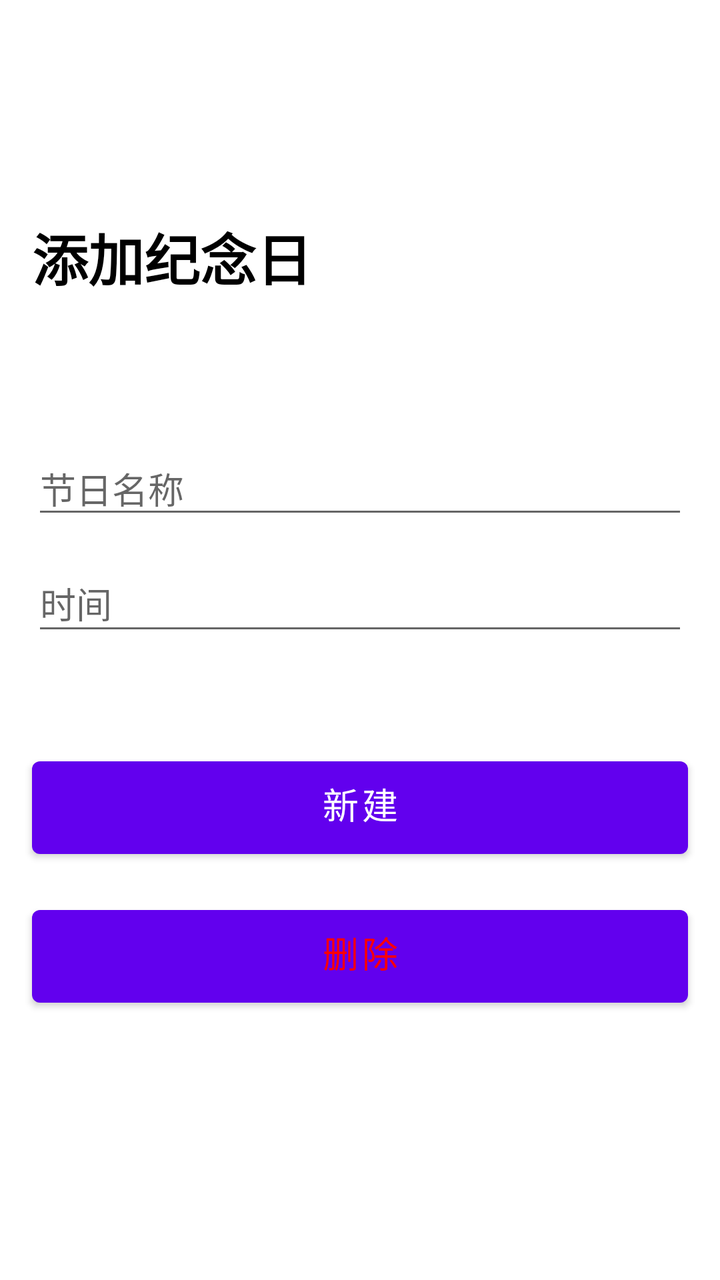
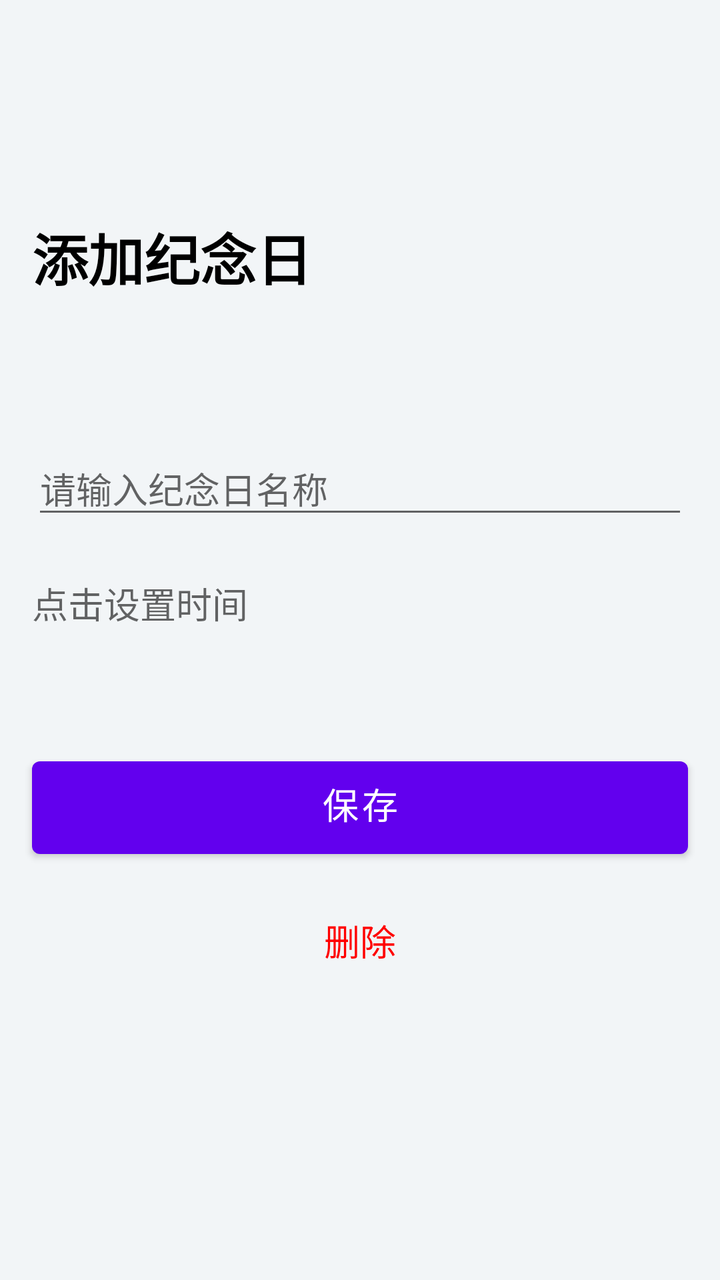

Screens rendered from an Android XML layout before and after an edit, with the pre-edit source and the edit as a unified diff.
<!-- AndroidManifest.xml: application theme Theme.MemorialDay -->
<!-- res/layout/activity_add_edit_memorial_day.xml -->
<?xml version="1.0" encoding="utf-8"?>
<ScrollView xmlns:android="http://schemas.android.com/apk/res/android"
    android:layout_width="match_parent"
    android:layout_height="match_parent">

    <androidx.appcompat.widget.LinearLayoutCompat
        android:layout_width="match_parent"
        android:layout_height="wrap_content"
        android:orientation="vertical"
        android:paddingBottom="36dp">

        <androidx.appcompat.widget.Toolbar
            android:id="@+id/toolbar"
            android:layout_width="match_parent"
            android:layout_height="wrap_content"/>

        <TextView
            android:layout_marginTop="52dp"
            android:id="@+id/pageTitle"
            android:layout_width="match_parent"
            android:layout_height="wrap_content"
            android:layout_marginStart="16dp"
            android:layout_marginEnd="16dp"
            android:text="添加纪念日"
            android:textColor="@color/black"
            android:textSize="28sp"
            android:textStyle="bold" />

        <EditText
            android:id="@+id/title"
            android:layout_width="match_parent"
            android:layout_height="wrap_content"
            android:layout_marginStart="16dp"
            android:layout_marginTop="72dp"
            android:layout_marginEnd="16dp"
            android:hint="节日名称"
            android:textSize="18sp" />

        <EditText
            android:id="@+id/time"
            android:layout_width="match_parent"
            android:layout_height="wrap_content"
            android:layout_marginStart="16dp"
            android:layout_marginTop="16dp"
            android:editable="false"
            android:layout_marginEnd="16dp"
            android:hint="时间"
            android:paddingTop="8dp"
            android:paddingBottom="8dp"
            android:textSize="18sp" />

        <Button
            android:id="@+id/save"
            android:layout_width="match_parent"
            android:layout_height="wrap_content"
            android:layout_marginStart="16dp"
            android:layout_marginTop="52dp"
            android:layout_marginEnd="16dp"
            android:paddingTop="8dp"
            android:paddingBottom="12dp"
            android:text="新建"
            android:textSize="18sp" />

        <Button
            android:id="@+id/delete"
            android:layout_width="match_parent"
            android:layout_height="wrap_content"
            android:layout_marginStart="16dp"
            android:layout_marginTop="16dp"
            android:layout_marginEnd="16dp"
            android:paddingTop="8dp"
            android:paddingBottom="12dp"
            android:textColor="#FF0000"
            android:text="删除"
            android:textSize="18sp" />

    </androidx.appcompat.widget.LinearLayoutCompat>

</ScrollView>
<!-- resources referenced by this layout -->
<resources>
  <color name="black">#FF000000</color>
  <style name="Theme.MemorialDay" parent="Theme.MaterialComponents.Light.NoActionBar" />
</resources>

<!-- the commit's change to res/layout/activity_add_edit_memorial_day.xml (unified diff, before → after) -->
@@ -1,6 +1,7 @@
 <?xml version="1.0" encoding="utf-8"?>
 <ScrollView xmlns:android="http://schemas.android.com/apk/res/android"
     android:layout_width="match_parent"
+    android:background="#F2F5F7"
     android:layout_height="match_parent">
 
     <androidx.appcompat.widget.LinearLayoutCompat
@@ -33,10 +34,10 @@
             android:layout_marginStart="16dp"
             android:layout_marginTop="72dp"
             android:layout_marginEnd="16dp"
-            android:hint="节日名称"
+            android:hint="请输入纪念日名称"
             android:textSize="18sp" />
 
-        <EditText
+        <TextView
             android:id="@+id/time"
             android:layout_width="match_parent"
             android:layout_height="wrap_content"
@@ -44,7 +45,7 @@
             android:layout_marginTop="16dp"
             android:editable="false"
             android:layout_marginEnd="16dp"
-            android:hint="时间"
+            android:hint="点击设置时间"
             android:paddingTop="8dp"
             android:paddingBottom="8dp"
             android:textSize="18sp" />
@@ -58,10 +59,10 @@
             android:layout_marginEnd="16dp"
             android:paddingTop="8dp"
             android:paddingBottom="12dp"
-            android:text="新建"
+            android:text="保存"
             android:textSize="18sp" />
 
-        <Button
+        <TextView
             android:id="@+id/delete"
             android:layout_width="match_parent"
             android:layout_height="wrap_content"
@@ -69,6 +70,7 @@
             android:layout_marginTop="16dp"
             android:layout_marginEnd="16dp"
             android:paddingTop="8dp"
+            android:textAlignment="center"
             android:paddingBottom="12dp"
             android:textColor="#FF0000"
             android:text="删除"
<!-- resource entries referenced after the edit -->
@@ -1,6 +1,9 @@
 <!-- resources referenced by this layout -->
 <resources>
   <color name="black">#FF000000</color>
-  <style name="Theme.MemorialDay" parent="Theme.MaterialComponents.Light.NoActionBar" />
+  <style name="Theme.MemorialDay" parent="Theme.MaterialComponents.Light.NoActionBar">
+          <item name="colorPrimaryDark">#F2F5F7</item>
+          <item name="android:windowLightStatusBar">false</item>
+      </style>
 </resources>
 
